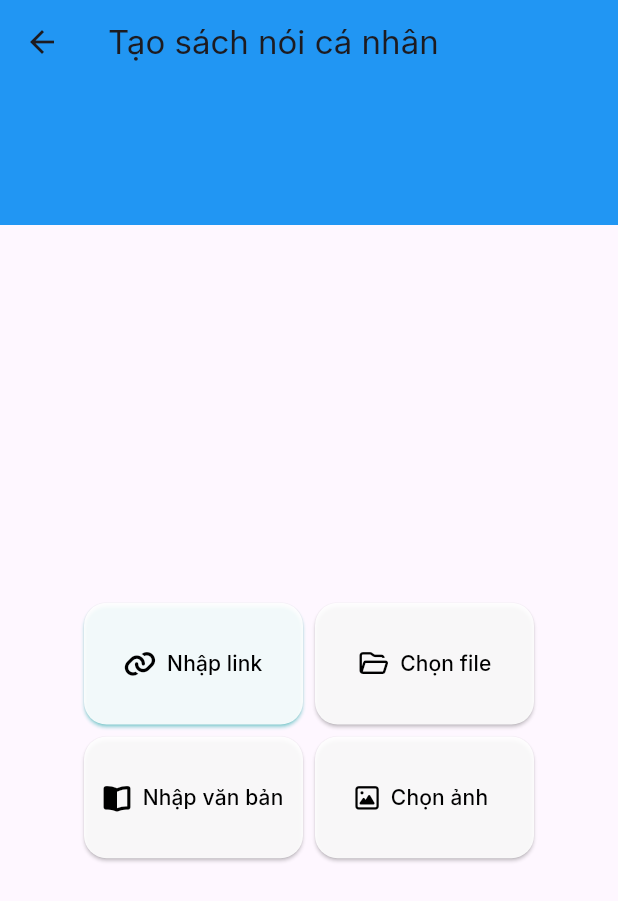
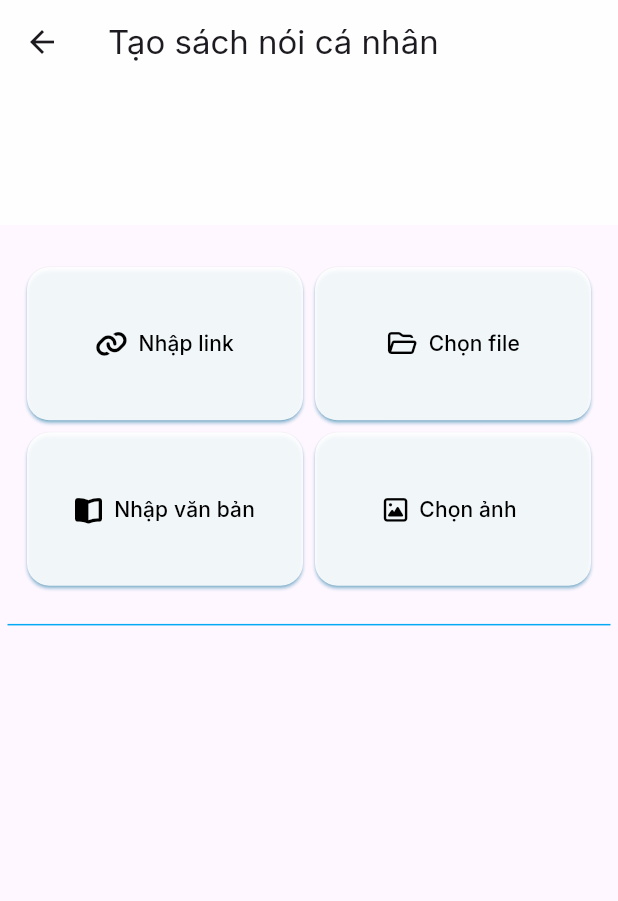
Before and after one commit to ThanhDatB2110119/audiobooks, a Flutter app: the CreatorView screen opened directly, on a phone screen of 412 x 824 dp. Shown: the top 901 px of the screen. Run offline on Flutter 3.47's test engine with Material 3 defaults, Android fonts, the phone set to English and light mode, and no system bars; our stand-ins replace awesome_dialog, bloc, dartz, dio, equatable, file_picker and 14 more; accounts and stored records are empty; project files that could hold a hidden picture were left out.

Commit message:
Update creator UI, add icons, and comment out Gemini extraction
Refactors the creator view widget for improved layout and button styling, adds new icon assets, and updates the image source selector button with a shadow color. The sign-out button is commented out from the home page app bar. In the Supabase function, the Gemini-based main content extraction is commented out and replaced with a direct assignment of rawText.

```diff
--- a/lib/presentation/features/creator/widgets/creator_view_widget.dart
+++ b/lib/presentation/features/creator/widgets/creator_view_widget.dart
@@ -23,7 +23,7 @@ class CreatorViewState extends State<CreatorView> {
         appBar: PreferredSize(
           preferredSize: const Size.fromHeight(150.0),
           child: AppBar(
-            backgroundColor: Colors.blue,
+            backgroundColor: Colors.white.withValues(alpha: 0.9),
             title: const Text('Tạo sách nói cá nhân'),
           ),
         ),
@@ -76,14 +76,15 @@ class CreatorViewState extends State<CreatorView> {
               },
               child: Center(
                 // ... Phần còn lại của UI giữ nguyên không thay đổi ...
-                child: Padding(
-                  padding: const EdgeInsets.all(16.0),
+                // child: Padding(
+                // padding: const EdgeInsets.all(16.0),
                 child: Column(
-                    mainAxisAlignment: MainAxisAlignment.center,
+                  mainAxisAlignment: MainAxisAlignment.start,
                   children: [
+                    const SizedBox(height: 10),
                     Container(
-                        margin: const EdgeInsets.all(16.0),
-                        padding: const EdgeInsets.all(16.0),
+                      margin: const EdgeInsets.all(5.0),
+                      padding: const EdgeInsets.all(5.0),
                       decoration: BoxDecoration(
                         borderRadius: BorderRadius.circular(40),
                       ),
@@ -110,8 +111,7 @@ class CreatorViewState extends State<CreatorView> {
                                   cancelButtonText: 'Hủy',
                                   initialValue: '',
                                   validator: (value) {
-                                      if (value == null ||
-                                          value.trim().isEmpty) {
+                                    if (value == null || value.trim().isEmpty) {
                                       return 'Vui lòng nhập URL';
                                     }
                                     // Kiểm tra xem có phải là một URL hợp lệ không
@@ -136,7 +136,7 @@ class CreatorViewState extends State<CreatorView> {
                                 backgroundColor: Colors.white.withValues(
                                   alpha: 0.9,
                                 ),
-                                  shadowColor: Colors.cyanAccent,
+                                shadowColor: Colors.lightBlue,
                                 shape: RoundedRectangleBorder(
                                   borderRadius: BorderRadius.circular(15),
                                 ),
@@ -160,8 +160,9 @@ class CreatorViewState extends State<CreatorView> {
 
                                 // Gọi dialog của bạn để hiển thị trình chọn file.
                                 // Sử dụng .then() để xử lý kết quả trả về một cách bất đồng bộ.
-                                  final scaffoldMessenger =
-                                      ScaffoldMessenger.of(context);
+                                final scaffoldMessenger = ScaffoldMessenger.of(
+                                  context,
+                                );
                                 showUploadFileDialog(context).then((
                                   selectedFile,
                                 ) {
@@ -198,6 +199,7 @@ class CreatorViewState extends State<CreatorView> {
                                 backgroundColor: Colors.white.withValues(
                                   alpha: 0.9,
                                 ),
+                                shadowColor: Colors.lightBlue,
                                 shape: RoundedRectangleBorder(
                                   borderRadius: BorderRadius.circular(15),
                                 ),
@@ -232,6 +234,7 @@ class CreatorViewState extends State<CreatorView> {
                                 backgroundColor: Colors.white.withValues(
                                   alpha: 0.9,
                                 ),
+                                shadowColor: Colors.lightBlue,
                                 shape: RoundedRectangleBorder(
                                   borderRadius: BorderRadius.circular(15),
                                 ),
@@ -252,10 +255,18 @@ class CreatorViewState extends State<CreatorView> {
                         ),
                       ),
                     ),
+
+                    const Divider(
+                      thickness: 1,
+                      color: Colors.lightBlue,
+                      indent: 5,
+                      endIndent: 5,
+                    ),
+                    const SizedBox(height: 4),
                   ],
                 ),
               ),
-              ),
+              // ),
             );
           },
         ),
--- a/lib/presentation/features/creator/widgets/image_source_selector_button.dart
+++ b/lib/presentation/features/creator/widgets/image_source_selector_button.dart
@@ -18,6 +18,7 @@ class ImageSourceSelectorButton extends StatelessWidget {
       },
       icon: const FaIcon(FontAwesomeIcons.image, color: Colors.black),
       style: ElevatedButton.styleFrom(
+        shadowColor: Colors.lightBlue,
         backgroundColor: Colors.white.withValues(alpha: 0.9),
         shape: RoundedRectangleBorder(borderRadius: BorderRadius.circular(15)),
         padding: const EdgeInsets.all(8.0),
--- a/lib/presentation/features/home/pages/home_page.dart
+++ b/lib/presentation/features/home/pages/home_page.dart
@@ -1,4 +1,4 @@
-import 'package:audiobooks/presentation/features/auth/widgets/sign_out_button.dart';
+
 import 'package:audiobooks/presentation/features/home/cubit/home_cubit.dart';
 import 'package:audiobooks/presentation/features/home/cubit/home_state.dart';
 import 'package:flutter/material.dart';
@@ -54,9 +54,9 @@ class HomePage extends StatelessWidget {
                   ),
                 ),
               ),
-              actions: const [
-                SignOutButton(), // Giữ nguyên nút SignOut của bạn
-              ],
+              // actions: const [
+              //   SignOutButton(), // Giữ nguyên nút SignOut của bạn
+              // ],
             ),
           ),
           // 2. Sử dụng BlocBuilder để lắng nghe sự thay đổi state từ HomeCubit
```
Also changed, not shown: assets/icons/512x512bb.jpg (added), assets/icons/File Add Alternate Streamline Sharp Flat.svg (added), assets/icons/Landscape 1 Streamline Sharp Flat.svg (added), assets/icons/Link Chain Streamline Flex Flat.svg (added), assets/icons/Text Shadow Streamline Core Flat.svg (added), 1 other file. Lines whose indentation alone changed are shown as unchanged.
